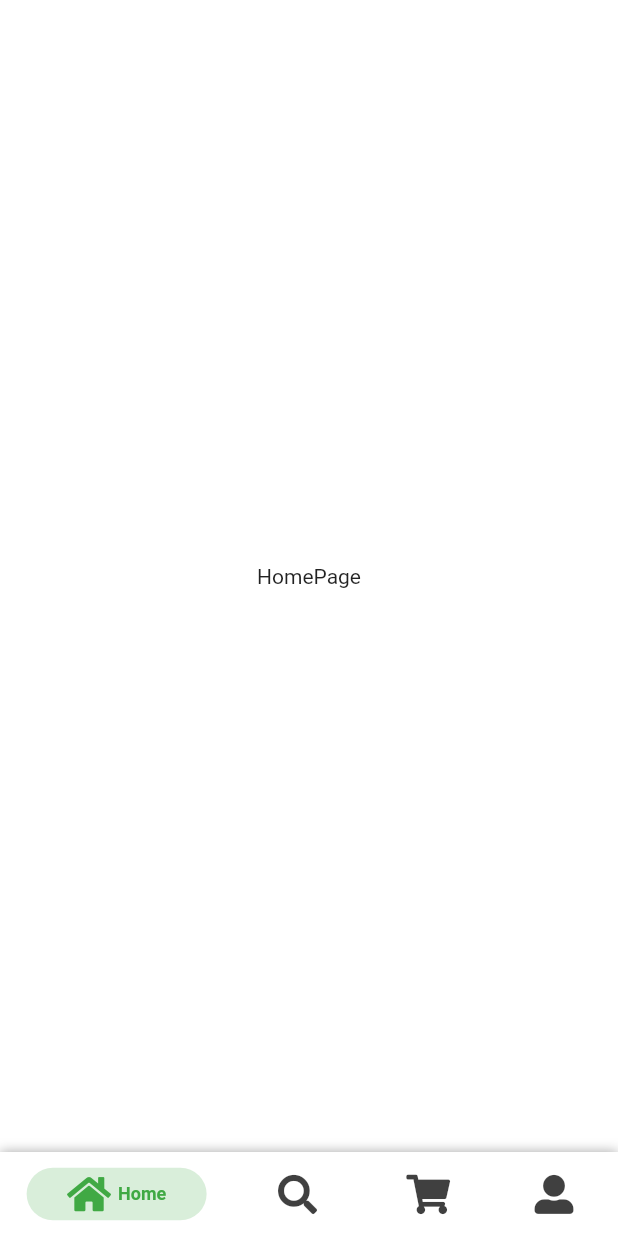
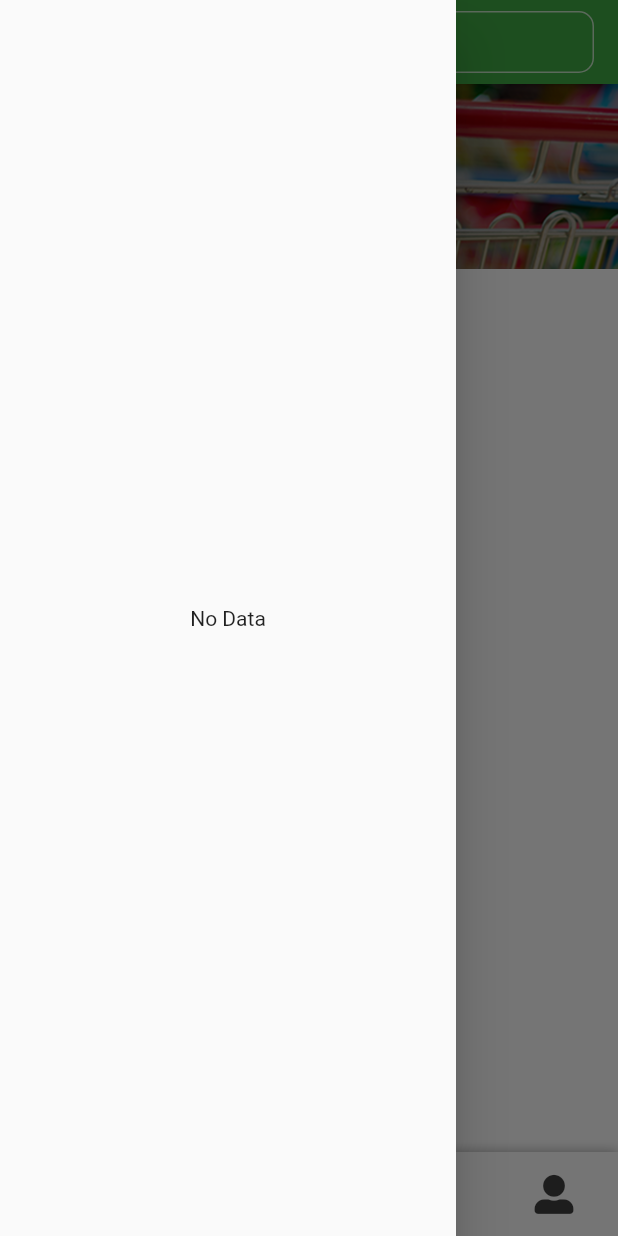
Before and after one commit to asfandyr380/mainstore, a Flutter app: the LandingPage screen opened directly, with the side drawer open (before the commit the screen has no drawer), on a phone screen of 412 x 824 dp. Run offline on Flutter 3.47's test engine with Material 2 defaults, Android fonts, the phone set to English and light mode, and no system bars; drawn by our look-alikes of persistent_bottom_nav_bar; our stand-ins replace cloud_firestore, firebase_auth, firebase_core, flutter_breadcrumb, font_awesome_flutter, get_it and 6 more; missing offline and left inert: dart_ipify; accounts and stored records are empty; network calls fail.

Commit message:
mac Changes

```diff
--- a/main_store/lib/View/Account/AccountView.dart
+++ b/main_store/lib/View/Account/AccountView.dart
@@ -10,9 +10,6 @@ class AccountView extends StatelessWidget {
   Widget build(BuildContext context) {
     return ViewModelBuilder<AccountViewModel>.reactive(
         builder: (context, model, child) => Scaffold(
-              appBar: AppBar(
-                backgroundColor: accentColor,
-              ),
               body: Column(
                 children: [
                   Center(
--- a/main_store/lib/View/Home/HomeView.dart
+++ b/main_store/lib/View/Home/HomeView.dart
@@ -369,14 +369,42 @@ class NearbyProducts extends StatelessWidget {
 }
 
 class Homemobile extends StatelessWidget {
-  const Homemobile({Key? key}) : super(key: key);
-
   @override
   Widget build(BuildContext context) {
-    return ViewModelBuilder.reactive(
+    return ViewModelBuilder<HomeViewModel>.reactive(
         builder: (context, model, child) => Scaffold(
-              body: Center(
-                child: Text('HomePage'),
+              body: Container(
+                height: SizeConfig.blockSizeVertical * 15,
+                width: SizeConfig.blockSizeHorizontal * 100,
+                decoration: BoxDecoration(
+                  image: DecorationImage(
+                    image: AssetImage(
+                        'assets/images/grocery_demographics_banner.png'),
+                    fit: BoxFit.cover,
+                  ),
+                ),
+                child: Container(
+                  child: Column(
+                    children: [
+                      Row(
+                        children: [
+                          Text(
+                            '100%',
+                            style: TextStyle(
+                              color: accentColor,
+                            ),
+                          ),
+                          Text(
+                            'Genuine Products',
+                            style: TextStyle(
+                              color: Colors.black,
+                            ),
+                          ),
+                        ],
+                      ),
+                    ],
+                  ),
+                ),
               ),
             ),
         viewModelBuilder: () => HomeViewModel());
--- a/main_store/lib/View/Home/HomeViewModel.dart
+++ b/main_store/lib/View/Home/HomeViewModel.dart
@@ -11,7 +11,7 @@ class HomeViewModel extends ChangeNotifier {
   List<Banners> bannerlist = [];
   List<String> _docIds = [];
   int present = 0;
-  int perPage = 11;
+  int perPage = 14;
   var items = <ProductsModel>[];
   Products _products = locator<Products>();
   List<ProductsModel> onSaleProducts = [];
--- a/main_store/lib/View/LandingPage_Mobile/LandingPageView.dart
+++ b/main_store/lib/View/LandingPage_Mobile/LandingPageView.dart
@@ -8,14 +8,26 @@ import 'package:main_store/View/CheckOut/CheckOutView.dart';
 import 'package:main_store/View/Home/HomeView.dart';
 import 'package:main_store/View/LandingPage_Mobile/LandingPageViewModel.dart';
 import 'package:main_store/View/SearchPage/SearchPageView.dart';
+import 'package:main_store/View/Widgets/Mobile_AppBar.dart';
 import 'package:stacked/stacked.dart';
 import 'package:persistent_bottom_nav_bar/persistent-tab-view.dart';
 
 class LandingPage extends StatelessWidget {
+  final scaffoldKey = GlobalKey<ScaffoldState>();
+
   @override
   Widget build(BuildContext context) {
     return ViewModelBuilder.reactive(
         builder: (context, model, child) => Scaffold(
+              key: scaffoldKey,
+              drawer: Drawer(
+                elevation: 16,
+                // Drawer content to be added
+                child: Center(
+                  child: Text('No Data'),
+                ),
+              ),
+              appBar: mobileAppBar(scaffoldKey),
               body: PersistentTabView(
                 context,
                 confineInSafeArea: true,
--- a/main_store/lib/View/ProductListingPage/ProductListingPage.dart
+++ b/main_store/lib/View/ProductListingPage/ProductListingPage.dart
@@ -271,7 +271,7 @@ class FilterMenu extends StatelessWidget {
                     min: 0,
                     max: 100,
                     enableTooltip: true,
-                    numberFormat: NumberFormat('\$'),
+                    numberFormat: NumberFormat('£'),
                     values: _values,
                     showLabels: true,
                     onChanged: (newVal) => onSliderChange!(newVal),
--- a/main_store/lib/View/Widgets/custom_button.dart
+++ b/main_store/lib/View/Widgets/custom_button.dart
@@ -40,7 +40,7 @@ class CustomButton extends StatelessWidget {
             : Text(
                 label,
                 style: TextStyle(
-                  fontSize: SizeConfig.blockSizeHorizontal * 4,
+                  fontSize: SizeConfig.blockSizeHorizontal * 1,
                 ),
               ),
       ),
```
Also changed, not shown: main_store/lib/Models/CartModel.dart (+12 -10 lines), main_store/lib/Services/Fireabase/Firestore/cart_services.dart (+23 -40 lines), main_store/lib/View/Cart/CartView.dart (+27 -11 lines), main_store/lib/View/Cart/CartViewModel.dart (+5 -2 lines), main_store/lib/View/Splash Screen/SplashViewModel.dart (added, +14 -0 lines), main_store/lib/View/Splash Screen/Splash_screen.dart (+13 -38 lines).
